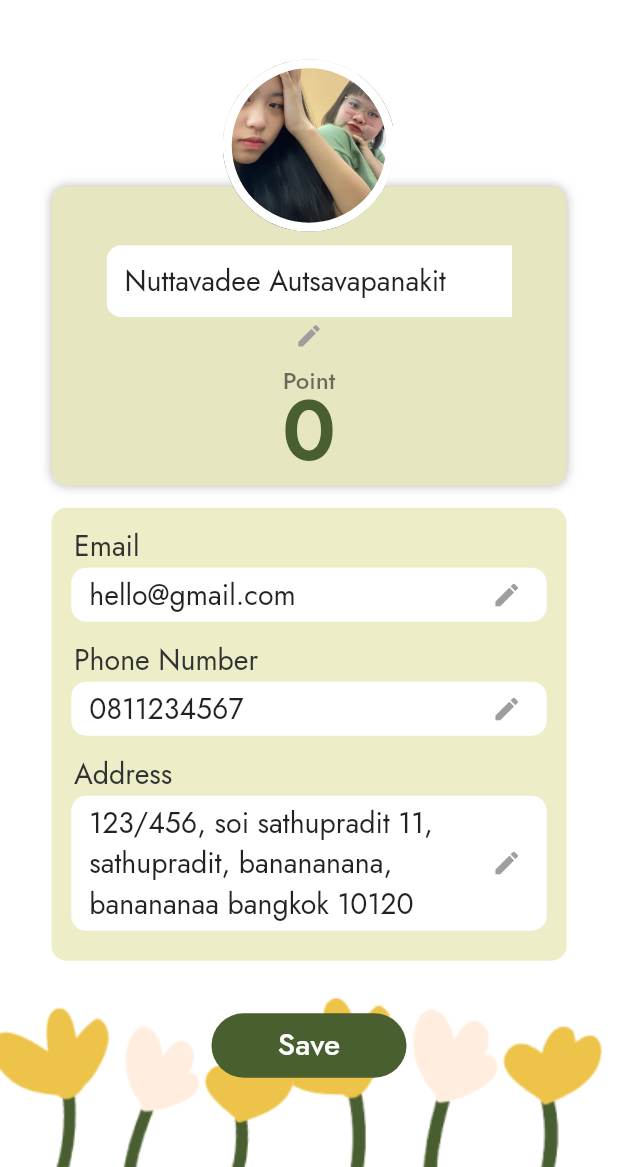
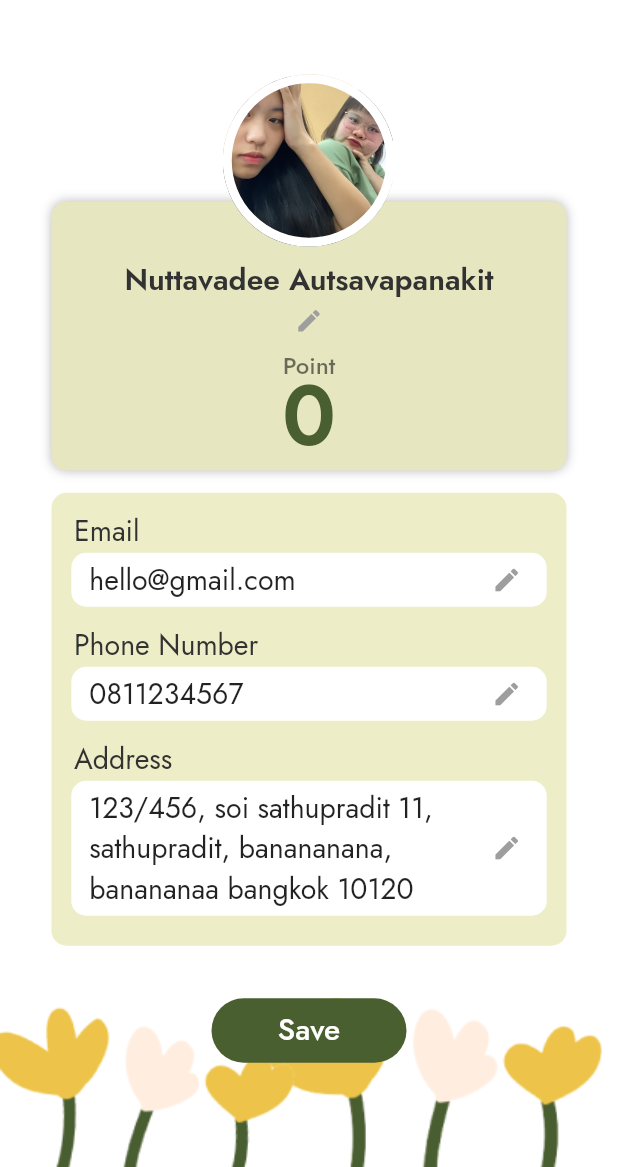
Before and after one commit to nuttavadeepj/motintegrated, a Flutter app: the ProfilePage screen opened directly, after a tap on the "edit" icon, on a phone screen of 412 x 824 dp, the part 69-1236 px from its top. Run offline on Flutter 3.47's test engine with Material 2 defaults, Android fonts, the phone set to English and light mode, and no system bars; our stand-ins replace cloud_firestore, firebase_auth, firebase_core, font_awesome_flutter, getwidget; missing offline and left inert: qrscan; accounts and stored records are empty.

Commit message:
[REFACTOR] Design Structure

```diff
--- a/lib/screens/checkout.dart
+++ b/lib/screens/checkout.dart
@@ -1,7 +1,6 @@
 import 'package:flutter/material.dart';
 import 'package:motintegrated/widgets/textfield.dart';
 import 'package:motintegrated/widgets/button.dart';
-import 'package:motintegrated/screens/profile.dart';
 
 class CheckOut extends StatefulWidget {
   @override
--- a/lib/screens/home.dart
+++ b/lib/screens/home.dart
@@ -8,6 +8,7 @@ class Home extends StatelessWidget {
   @override
   Widget build(BuildContext context) {
     return Scaffold(
+      resizeToAvoidBottomInset: false,
       drawer: NavigationDrawerWidget(),
       appBar: AppBar(
         iconTheme: IconThemeData(color: Color(0xFF4A5F30)),
--- a/lib/screens/profile.dart
+++ b/lib/screens/profile.dart
@@ -1,6 +1,5 @@
 import 'package:flutter/material.dart';
 import 'package:motintegrated/widgets/hamburger.dart';
-import 'package:motintegrated/widgets/textfield.dart';
 import 'package:motintegrated/widgets/button.dart';
 
 class ProfilePage extends StatefulWidget {
@@ -9,12 +8,6 @@ class ProfilePage extends StatefulWidget {
 }
 
 class _ProfilePageState extends State<ProfilePage> {
-  bool isEdit = false;
-
-  void saveEdit() {
-    print('save');
-  }
-
   @override
   Widget build(BuildContext context) {
     return Scaffold(
@@ -65,20 +58,17 @@ class _ProfilePageState extends State<ProfilePage> {
                                         width: 270,
                                         child: Expanded(
                                             child: SingleChildScrollView(
-                                          scrollDirection: Axis.horizontal,
-                                          child: !isEdit ?
-                                          Text(
-                                            'Nuttavadee Autsavapanakit',
-                                            style: TextStyle(
-                                                color: Color(0xFF323232),
-                                                fontSize: 20,
-                                                fontFamily: 'Jost',
-                                                fontWeight: FontWeight.w600),
-                                          ) :
-                                          ProfileTextField(
-                                              initialValue: 'Nuttavadee Autsavapanakit',
-                                              errorText: 'Error')
-                                        )),
+                                                scrollDirection:
+                                                    Axis.horizontal,
+                                                child: Text(
+                                                  'Nuttavadee Autsavapanakit',
+                                                  style: TextStyle(
+                                                      color: Color(0xFF323232),
+                                                      fontSize: 20,
+                                                      fontFamily: 'Jost',
+                                                      fontWeight:
+                                                          FontWeight.w600),
+                                                ))),
                                       ),
                                     ),
                                     IconButton(
@@ -86,11 +76,7 @@ class _ProfilePageState extends State<ProfilePage> {
                                           color: Colors.grey, size: 19),
                                       padding: EdgeInsets.zero,
                                       constraints: BoxConstraints(),
-                                      onPressed: () {
-                                        setState(() {
-                                          isEdit = true;
-                                        });
-                                      },
+                                      onPressed: () {},
                                     ),
                                     Padding(
                                       padding: const EdgeInsets.only(top: 7.0),
@@ -151,22 +137,14 @@ class _ProfilePageState extends State<ProfilePage> {
                                     Label(
                                       label: 'Email',
                                     ),
-                                    // ProfileTextField(
-                                    //     hintText: 'Email', errorText: 'Error'),
                                     UserInfo(info: 'hello@gmail.com'),
                                     Label(
                                       label: 'Phone Number',
                                     ),
-                                    // ProfileTextField(
-                                    //     hintText: 'Phone Number', errorText: 'Error'),
                                     UserInfo(info: '0811234567'),
                                     Label(
                                       label: 'Address',
                                     ),
-                                    // ProfileTextField(
-                                    //     hintText: 'Address',
-                                    //     errorText: 'Error',
-                                    //     isAddress: true),
                                     Padding(
                                       padding:
                                           const EdgeInsets.only(bottom: 20.0),
@@ -178,11 +156,7 @@ class _ProfilePageState extends State<ProfilePage> {
                                 ),
                               ),
                               Button(
-                                  text: 'Save',
-                                  width: 130.0,
-                                  onPressed: () {
-                                    saveEdit();
-                                  })
+                                  text: 'Save', width: 130.0, onPressed: () {})
                             ],
                           ),
                         ),
--- a/lib/screens/shop.dart
+++ b/lib/screens/shop.dart
@@ -2,7 +2,6 @@ import 'package:flutter/material.dart';
 import 'package:motintegrated/screens/allgas.dart';
 import 'package:motintegrated/screens/product.dart';
 import 'package:motintegrated/screens/allbag.dart';
-import 'package:motintegrated/screens/allgas.dart';
 import 'package:motintegrated/screens/home.dart';
 
 class ShopPage extends StatefulWidget {
--- a/lib/widgets/hamburger.dart
+++ b/lib/widgets/hamburger.dart
@@ -6,6 +6,9 @@ import 'package:motintegrated/screens/shop.dart';
 import 'package:motintegrated/screens/profile.dart';
 import 'package:motintegrated/screens/track.dart';
 import 'package:motintegrated/screens/specialdeal.dart';
+import 'package:firebase_auth/firebase_auth.dart';
+import 'package:firebase_core/firebase_core.dart';
+import 'package:motintegrated/screens/authentication.dart';
 
 class NavigationDrawerWidget extends StatelessWidget {
   final padding = EdgeInsets.symmetric(horizontal: 20);
@@ -62,10 +65,12 @@ class NavigationDrawerWidget extends StatelessWidget {
                 FaIcon(FontAwesomeIcons.ticketAlt,
                     size: 21, color: Color(0xff323232)),
                 'Deal',
-                () => { Navigator.push(
+                () => {
+                      Navigator.push(
                         context,
                         MaterialPageRoute(builder: (context) => SpecialDeal()),
-                      ),}),
+                      ),
+                    }),
             CustomListTile(
                 FaIcon(FontAwesomeIcons.truck,
                     size: 21, color: Color(0xff323232)),
@@ -79,9 +84,17 @@ class NavigationDrawerWidget extends StatelessWidget {
             Divider(color: Color(0xff4A5F30)),
             CustomListTile(
                 FaIcon(FontAwesomeIcons.signOutAlt, color: Color(0xff323232)),
-                'Signout',
-                () => {}),
-                SizedBox(height: 38),
+                'Signout', () async {
+              await Firebase.initializeApp().then((value) async {
+                await FirebaseAuth.instance.signOut().then((value) {
+                  Navigator.pushReplacement(
+                    context,
+                    MaterialPageRoute(builder: (context) => Authen()),
+                  );
+                });
+              });
+            }),
+            SizedBox(height: 110),
             Profile(
                 AssetImage("images/profile.jpg"),
                 'Porjuu',
@@ -117,7 +130,9 @@ class Profile extends StatelessWidget {
               height: 100,
               decoration: BoxDecoration(
                 color: Color(0xffDCDDA6),
-                borderRadius: BorderRadius.only(topLeft: Radius.circular(20), topRight: Radius.circular(20)),
+                borderRadius: BorderRadius.only(
+                    topLeft: Radius.circular(20),
+                    topRight: Radius.circular(20)),
               ),
               child: Row(
                 children: [
--- a/lib/widgets/textfield.dart
+++ b/lib/widgets/textfield.dart
@@ -1,80 +1,4 @@
 import 'package:flutter/material.dart';
-
-class ProfileTextField extends StatelessWidget {
-  final initialValue;
-  final isPassword;
-  final isAddress;
-  final errorText;
-
-  ProfileTextField(
-      {@required this.initialValue,
-      this.isPassword = false,
-      this.isAddress = false,
-      @required this.errorText});
-
-  @override
-  Widget build(BuildContext context) {
-    return Padding(
-      padding: const EdgeInsets.only(top: 1.0),
-      child: Column(
-        children: [
-          Container(
-            width: MediaQuery.of(context).size.width / 1.3,
-            child: TextFormField(
-              maxLines: isAddress ? 3 : 1,
-              initialValue: initialValue,
-              // textInputAction: TextInputAction.done,
-              // onFieldSubmitted: (value) {
-              //       setState(() => {isEdit = false, title = value});
-              //     },
-              obscureText: isPassword,
-              style: TextStyle(fontSize: 19, fontFamily: 'Jost'),
-              decoration: InputDecoration(
-                fillColor: Colors.white,
-                filled: true,
-                suffixIcon: IconButton(
-                  icon: Icon(Icons.check),
-                  padding: EdgeInsets.zero,
-                  constraints: BoxConstraints(),
-                  onPressed: () {
-                    print('click');
-                  },
-                ),
-                enabledBorder: OutlineInputBorder(
-                  borderSide: BorderSide.none,
-                  borderRadius: BorderRadius.circular(10),
-                ),
-                focusedBorder: OutlineInputBorder(
-                  borderSide: BorderSide.none,
-                  borderRadius: BorderRadius.circular(10),
-                ),
-                isDense: true,
-                contentPadding: EdgeInsets.symmetric(horizontal: 12, vertical: 1),
-              ),
-
-              // validator: (value) {
-              //   if (value.isEmpty) {
-              //     return errorText;
-              //   }
-              //   if (isName) {
-              //     if ((value.length > 14) && value.isNotEmpty) {
-              //       return "Name must not more than 14 characters";
-              //     }
-              //   }
-              //   if (isPassword) {
-              //     if ((value.length < 6) && value.isNotEmpty) {
-              //       return "Password contains at least 6 characters";
-              //     }
-              //   }
-              //   return null;
-              // },
-            ),
-          ),
-        ],
-      ),
-    );
-  }
-}
 
 class CheckOutTextField extends StatelessWidget {
   final hintText;
@@ -100,35 +24,16 @@ class CheckOutTextField extends StatelessWidget {
               decoration: InputDecoration(
                   hintText: hintText,
                   enabledBorder: OutlineInputBorder(
-                    borderRadius: BorderRadius.circular(10),
-                    borderSide: BorderSide.none
-                  ),
+                      borderRadius: BorderRadius.circular(10),
+                      borderSide: BorderSide.none),
                   focusedBorder: OutlineInputBorder(
-                    borderRadius: BorderRadius.circular(10),
-                     borderSide: BorderSide.none
-                  ),
+                      borderRadius: BorderRadius.circular(10),
+                      borderSide: BorderSide.none),
                   isDense: true,
                   fillColor: Colors.white,
                   filled: true,
                   contentPadding:
                       EdgeInsets.symmetric(horizontal: 12, vertical: 7)),
-
-              // validator: (value) {
-              //   if (value.isEmpty) {
-              //     return errorText;
-              //   }
-              //   if (isName) {
-              //     if ((value.length > 14) && value.isNotEmpty) {
-              //       return "Name must not more than 14 characters";
-              //     }
-              //   }
-              //   if (isPassword) {
-              //     if ((value.length < 6) && value.isNotEmpty) {
-              //       return "Password contains at least 6 characters";
-              //     }
-              //   }
-              //   return null;
-              // },
             ),
           ),
         ],
@@ -138,20 +43,20 @@ class CheckOutTextField extends StatelessWidget {
 }
 
 class AuthTextField extends StatelessWidget {
+  final controller;
   final hintText;
   final icon;
   final isName;
   final isPassword;
   final isAddress;
-  final errorText;
 
   AuthTextField(
-      {@required this.hintText,
+      {this.controller,
+      @required this.hintText,
       this.icon,
       this.isName = false,
       this.isPassword = false,
-      this.isAddress = false,
-      @required this.errorText});
+      this.isAddress = false});
 
   @override
   Widget build(BuildContext context) {
@@ -165,6 +70,7 @@ class AuthTextField extends StatelessWidget {
             color: Colors.white,
             boxShadow: [BoxShadow(color: Colors.black12, blurRadius: 4)]),
         child: TextFormField(
+          controller: controller,
           maxLines: isAddress ? 3 : 1,
           obscureText: isPassword,
           style: TextStyle(fontSize: 20, fontFamily: 'Jost'),
@@ -172,34 +78,80 @@ class AuthTextField extends StatelessWidget {
             hintText: hintText,
             icon: isAddress
                 ? Padding(
-                  padding: const EdgeInsets.only(bottom: 55.0),
-                  child: Icon(icon, color: Colors.grey[700], size: 22),
-                )
+                    padding: const EdgeInsets.only(bottom: 55.0),
+                    child: Icon(icon, color: Colors.grey[700], size: 22),
+                  )
                 : Icon(icon, color: Colors.grey[700], size: 22),
             fillColor: Colors.white,
             border: InputBorder.none,
             isDense: true,
             contentPadding: EdgeInsets.symmetric(horizontal: 20, vertical: 8),
           ),
-
-          // validator: (value) {
-          //   if (value.isEmpty) {
-          //     return errorText;
-          //   }
-          //   if (isName) {
-          //     if ((value.length > 14) && value.isNotEmpty) {
-          //       return "Name must not more than 14 characters";
-          //     }
-          //   }
-          //   if (isPassword) {
-          //     if ((value.length < 6) && value.isNotEmpty) {
-          //       return "Password contains at least 6 characters";
-          //     }
-          //   }
-          //   return null;
-          // },
+          validator: (value) {
+            if (value!.isEmpty) {
+              return 'Please fill in empty space';
+            }
+            return null;
+          },
         ),
       ),
     );
   }
 }
+
+
+// class ProfileTextField extends StatelessWidget {
+//   final initialValue;
+//   final isPassword;
+//   final isAddress;
+//   final errorText;
+
+//   ProfileTextField(
+//       {@required this.initialValue,
+//       this.isPassword = false,
+//       this.isAddress = false,
+//       @required this.errorText});
+
+//   @override
+//   Widget build(BuildContext context) {
+//     return Padding(
+//       padding: const EdgeInsets.only(top: 1.0),
+//       child: Column(
+//         children: [
+//           Container(
+//             width: MediaQuery.of(context).size.width / 1.3,
+//             child: TextFormField(
+//               maxLines: isAddress ? 3 : 1,
+//               initialValue: initialValue,
+//               obscureText: isPassword,
+//               style: TextStyle(fontSize: 19, fontFamily: 'Jost'),
+//               decoration: InputDecoration(
+//                 fillColor: Colors.white,
+//                 filled: true,
+//                 suffixIcon: IconButton(
+//                   icon: Icon(Icons.check),
+//                   padding: EdgeInsets.zero,
+//                   constraints: BoxConstraints(),
+//                   onPressed: () {
+//                     print('click');
+//                   },
+//                 ),
+//                 enabledBorder: OutlineInputBorder(
+//                   borderSide: BorderSide.none,
+//                   borderRadius: BorderRadius.circular(10),
+//                 ),
+//                 focusedBorder: OutlineInputBorder(
+//                   borderSide: BorderSide.none,
+//                   borderRadius: BorderRadius.circular(10),
+//                 ),
+//                 isDense: true,
+//                 contentPadding:
+//                     EdgeInsets.symmetric(horizontal: 12, vertical: 1),
+//               ),
+//             ),
+//           ),
+//         ],
+//       ),
+//     );
+//   }
+// }
```
